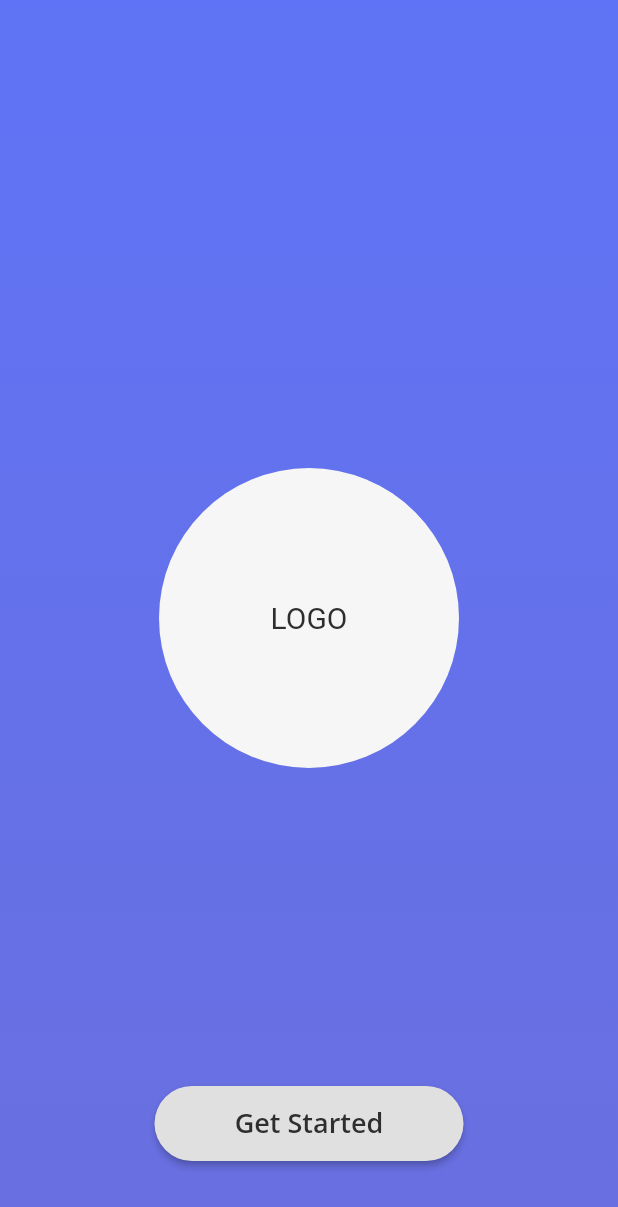
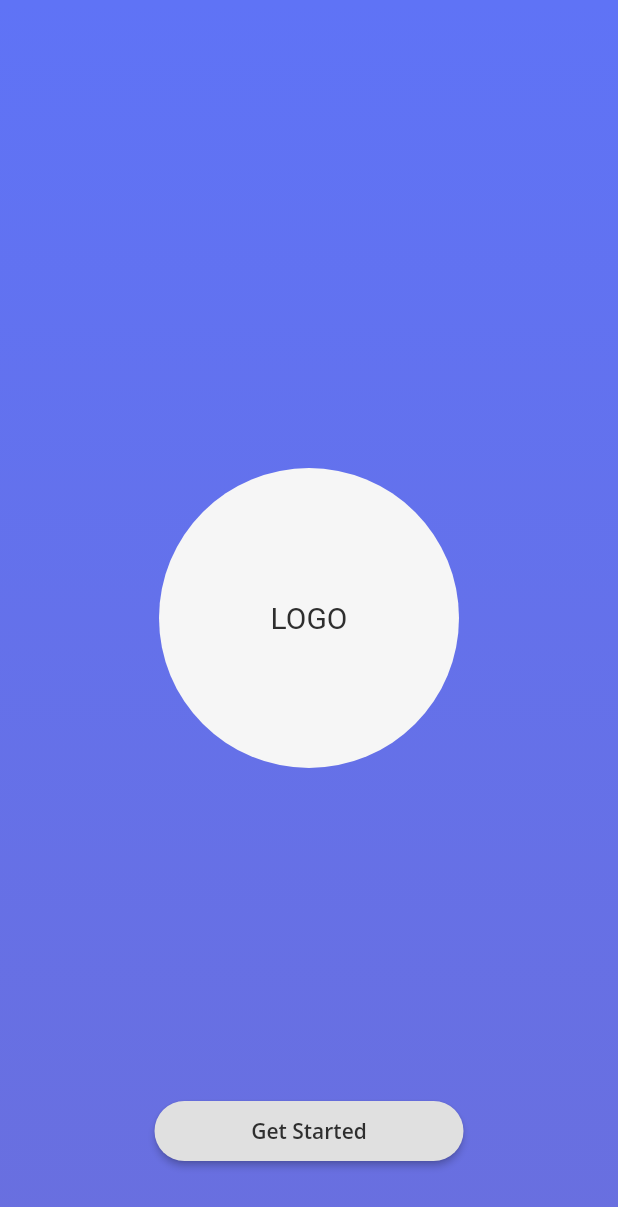
Before and after one commit to mmarcosmath/medigram, a Flutter app: the screen it shows after launch, on a phone screen of 412 x 824 dp. Shown: the top 1207 px of the screen. Run offline on Flutter 3.47's test engine with Material 2 defaults, Android fonts, the phone set to English and light mode, and no system bars; our stand-ins replace google_fonts.

Commit message:
createAccount, welcomeBack, getStarted adicionados

```diff
--- a/lib/app/app.dart
+++ b/lib/app/app.dart
@@ -1,7 +1,8 @@
 import 'package:flutter/material.dart';
 import 'package:google_fonts/google_fonts.dart';
-
-import 'screens/welcome/welcome_screen.dart';
+import 'package:medigram/app/screens/create_account/create_account_screen.dart';
+import 'package:medigram/app/screens/get_started/get_started_screen.dart';
+import 'package:medigram/app/screens/welcome_back/welcome_back_screen.dart';
 
 class App extends StatelessWidget {
   @override
@@ -22,7 +23,7 @@ class App extends StatelessWidget {
         backgroundColor: Color(0xFFf6f6f6),
       ),
       debugShowCheckedModeBanner: false,
-      home: WelcomeScreen(),
+      home: GetStartedScreen(),
     );
   }
 }
--- /dev/null
+++ b/lib/app/screens/components/custom_button.dart
@@ -0,0 +1,32 @@
+import 'package:flutter/material.dart';
+
+class CustomButton extends StatelessWidget {
+  final String label;
+  const CustomButton({
+    Key key,
+    this.label,
+  }) : super(key: key);
+
+  @override
+  Widget build(BuildContext context) {
+    return Container(
+      width: MediaQuery.of(context).size.width * .5,
+      height: 40,
+      // margin: EdgeInsets.symmetric(vertical: 50),
+      child: RaisedButton(
+        onPressed: () {},
+        shape: RoundedRectangleBorder(
+          borderRadius: BorderRadius.circular(50),
+        ),
+        child: Text(
+          label,
+          style: TextStyle(
+            fontWeight: FontWeight.w600,
+            fontSize: 14,
+            color: Theme.of(context).textTheme.bodyText2.color,
+          ),
+        ),
+      ),
+    );
+  }
+}
--- /dev/null
+++ b/lib/app/screens/get_started/get_started_screen.dart
@@ -0,0 +1,46 @@
+import 'package:flutter/material.dart';
+import 'package:medigram/app/screens/components/custom_button.dart';
+import 'package:medigram/app/screens/utils/linear_gradient.dart';
+
+class GetStartedScreen extends StatelessWidget {
+  @override
+  Widget build(BuildContext context) {
+    return Scaffold(
+      body: Container(
+        decoration: BoxDecoration(
+          gradient: CustomGradient().getGradient(context),
+        ),
+        child: Stack(
+          children: [
+            Align(
+              alignment: Alignment.center,
+              child: Container(
+                width: MediaQuery.of(context).size.width * .5,
+                height: 200,
+                alignment: Alignment.center,
+                decoration: BoxDecoration(
+                    shape: BoxShape.circle,
+                    color: Theme.of(context).backgroundColor),
+                child: Text(
+                  "LOGO",
+                  style: TextStyle(
+                    fontSize: 20,
+                  ),
+                ),
+              ),
+            ),
+            Align(
+              alignment: Alignment.bottomCenter,
+              child: Padding(
+                padding: const EdgeInsets.symmetric(vertical: 50),
+                child: CustomButton(
+                  label: "Get Started",
+                ),
+              ),
+            ),
+          ],
+        ),
+      ),
+    );
+  }
+}
--- /dev/null
+++ b/lib/app/screens/utils/linear_gradient.dart
@@ -0,0 +1,11 @@
+import 'package:flutter/material.dart';
+
+class CustomGradient {
+  LinearGradient getGradient(BuildContext context) {
+    return LinearGradient(
+      begin: Alignment.topCenter,
+      end: Alignment.bottomCenter,
+      colors: [Theme.of(context).accentColor, Theme.of(context).primaryColor],
+    );
+  }
+}
--- a/lib/app/screens/welcome/welcome_screen.dart
+++ /dev/null
@@ -1,64 +0,0 @@
-import 'package:flutter/material.dart';
-
-class WelcomeScreen extends StatelessWidget {
-  @override
-  Widget build(BuildContext context) {
-    return Scaffold(
-      body: Container(
-        decoration: BoxDecoration(
-          gradient: LinearGradient(
-            begin: Alignment.topCenter,
-            end: Alignment.bottomCenter,
-            colors: [
-              Theme.of(context).accentColor,
-              Theme.of(context).primaryColor
-            ],
-          ),
-        ),
-        child: Stack(
-          children: [
-            Align(
-              alignment: Alignment.center,
-              child: Container(
-                width: MediaQuery.of(context).size.width * .6,
-                height: 200,
-                alignment: Alignment.center,
-                decoration: BoxDecoration(
-                    shape: BoxShape.circle,
-                    color: Theme.of(context).backgroundColor),
-                child: Text(
-                  "LOGO",
-                  style: TextStyle(
-                    fontSize: 20,
-                  ),
-                ),
-              ),
-            ),
-            Align(
-              alignment: Alignment.bottomCenter,
-              child: Container(
-                width: MediaQuery.of(context).size.width * .5,
-                height: 50,
-                margin: EdgeInsets.symmetric(vertical: 50),
-                child: RaisedButton(
-                  onPressed: () {},
-                  shape: RoundedRectangleBorder(
-                    borderRadius: BorderRadius.circular(50),
-                  ),
-                  child: Text(
-                    "Get Started",
-                    style: TextStyle(
-                      fontWeight: FontWeight.w600,
-                      fontSize: 18,
-                      color: Theme.of(context).textTheme.bodyText2.color,
-                    ),
-                  ),
-                ),
-              ),
-            ),
-          ],
-        ),
-      ),
-    );
-  }
-}
```
Also changed, not shown: lib/app/screens/components/custom_textfield.dart (+14 -7 lines), lib/app/screens/components/custom_title.dart (added, +28 -0 lines), lib/app/screens/components/singup_option.dart (added, +61 -0 lines), lib/app/screens/create_account/create_account_screen.dart (added, +93 -0 lines), lib/app/screens/welcome_back/welcome_back_screen.dart (added, +66 -0 lines).
